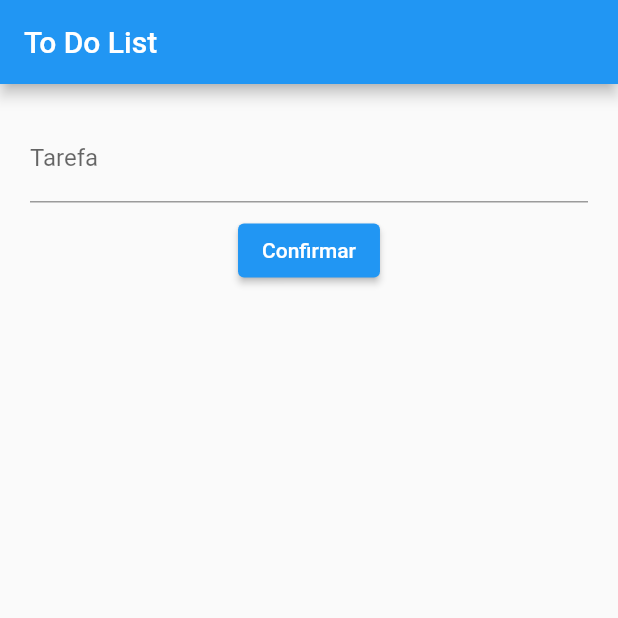
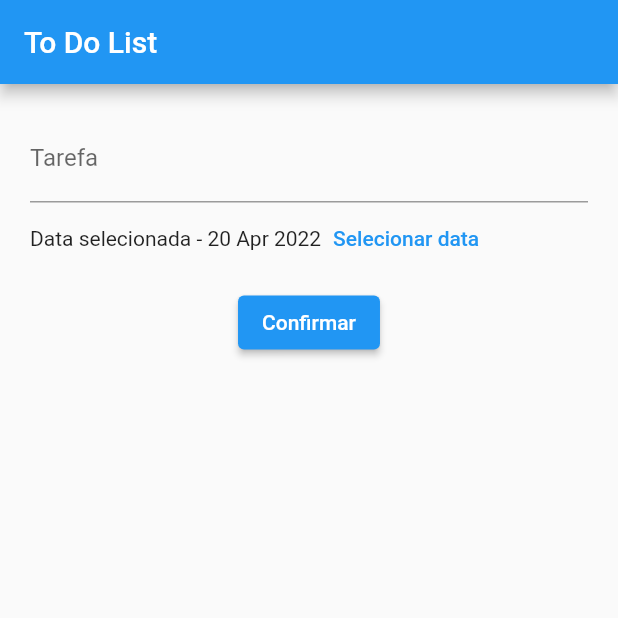
Before and after one commit to Clevinacio/dev-mobile, a Flutter app: the screen it shows after launch, after a tap on "Confirmar", on a phone screen of 412 x 824 dp, the top half of it. Run offline on Flutter 3.47's test engine with Material 2 defaults, Android fonts, the phone set to English and light mode, and no system bars.

Commit message:
Aula 5: - Cria componentes separados - Cria estado e funções delegadas

```diff
--- /dev/null
+++ b/tutorial_flutter/lib/components/TarefaForm.dart
@@ -0,0 +1,64 @@
+import 'package:flutter/material.dart';
+import 'package:intl/intl.dart';
+
+class TarefaForm extends StatefulWidget {
+  void Function(String, DateTime) onSubmit;
+
+  TarefaForm(this.onSubmit);
+
+  @override
+  State<StatefulWidget> createState() => _TarefaFormState();
+}
+
+class _TarefaFormState extends State<TarefaForm> {
+  final _tarefaController = TextEditingController();
+  DateTime _dataSelecionada = DateTime.now();
+
+  _submitForm() {
+    final titulo = _tarefaController.text;
+
+    if (titulo.isEmpty) {
+      return;
+    }
+
+    widget.onSubmit(titulo, _dataSelecionada);
+  }
+
+  _showDatePicker() {
+    showDatePicker(
+            context: context,
+            initialDate: DateTime.now(),
+            firstDate: DateTime.now(),
+            lastDate: DateTime(2023))
+        .then((pickedDate) {
+      setState(() {
+        _dataSelecionada = pickedDate!;
+      });
+    });
+  }
+
+  @override
+  Widget build(BuildContext context) {
+    return Column(children: <Widget>[
+      TextField(
+        controller: _tarefaController,
+        decoration: const InputDecoration(labelText: 'Tarefa'),
+      ),
+      Row(
+        children: [
+          Text(
+              'Data selecionada - ${DateFormat('d MMM y').format(_dataSelecionada)}'),
+          TextButton(onPressed: _showDatePicker, child: Text('Selecionar data'))
+        ],
+      ),
+      Padding(
+        padding: const EdgeInsets.all(8.0),
+        child: ElevatedButton(
+            onPressed: _submitForm, child: const Text('Confirmar')),
+      ),
+      const SizedBox(
+        height: 20,
+      )
+    ]);
+  }
+}
--- /dev/null
+++ b/tutorial_flutter/lib/components/TarefaLista.dart
@@ -0,0 +1,46 @@
+import 'package:flutter/material.dart';
+import 'package:intl/intl.dart';
+import 'package:tutorial_flutter/models/tarefa.dart';
+
+class TarefaLista extends StatelessWidget {
+  List<Tarefa> _tarefaLista;
+
+  TarefaLista(this._tarefaLista);
+
+  @override
+  Widget build(BuildContext context) {
+    return Container(
+        height: 300,
+        child: ListView.builder(
+          itemCount: _tarefaLista.length,
+          itemBuilder: (context, index) {
+            final tarefa = _tarefaLista[index];
+            return Card(
+              child: Row(
+                children: [
+                  Container(
+                      decoration: BoxDecoration(
+                        border: Border.all(
+                            width: 2,
+                            color: tarefa.data.day >= DateTime.now().day
+                                ? Theme.of(context).primaryColor
+                                : Theme.of(context).secondaryHeaderColor),
+                      ),
+                      margin: const EdgeInsets.symmetric(
+                        horizontal: 15,
+                        vertical: 10,
+                      ),
+                      padding: const EdgeInsets.all(10),
+                      child: Text(DateFormat('d MMM y').format(tarefa.data),
+                          style: TextStyle(
+                              color: tarefa.data.day >= DateTime.now().day
+                                  ? Theme.of(context).primaryColor
+                                  : Theme.of(context).secondaryHeaderColor))),
+                  Text(tarefa.titulo),
+                ],
+              ),
+            );
+          },
+        ));
+  }
+}
--- a/tutorial_flutter/lib/views/TodoListPage.dart
+++ b/tutorial_flutter/lib/views/TodoListPage.dart
@@ -1,7 +1,8 @@
 import 'dart:math';
 
 import 'package:flutter/material.dart';
-import 'package:intl/intl.dart';
+import 'package:tutorial_flutter/components/TarefaForm.dart';
+import 'package:tutorial_flutter/components/TarefaLista.dart';
 
 import 'package:tutorial_flutter/models/tarefa.dart';
 
@@ -13,7 +14,6 @@ class TodoListPage extends StatefulWidget {
 }
 
 class _TodoListPageState extends State<TodoListPage> {
-  final _tarefaController = TextEditingController();
   final List<Tarefa> _tarefas = [];
 
   @override
@@ -26,60 +26,9 @@ class _TodoListPageState extends State<TodoListPage> {
         padding: const EdgeInsets.all(20),
         child: Column(
           children: <Widget>[
-            TextField(
-              controller: _tarefaController,
-              decoration: const InputDecoration(labelText: 'Tarefa'),
-            ),
-            Padding(
-              padding: const EdgeInsets.all(8.0),
-              child: ElevatedButton(
-                  onPressed: _novaTarefa, child: const Text('Confirmar')),
-            ),
-            const SizedBox(
-              height: 20,
-            ),
+            TarefaForm(_novaTarefa),
             Column(
-              children: <Widget>[
-                SizedBox(
-                  height: 300,
-                  child: ListView.builder(
-                    itemCount: _tarefas.length,
-                    itemBuilder: (context, index) {
-                      final tarefa = _tarefas[index];
-                      return Card(
-                        child: Row(
-                          children: [
-                            Container(
-                                decoration: BoxDecoration(
-                                  border: Border.all(
-                                      width: 2,
-                                      color:
-                                          tarefa.data.day == DateTime.now().day
-                                              ? Theme.of(context).primaryColor
-                                              : Theme.of(context)
-                                                  .secondaryHeaderColor),
-                                ),
-                                margin: const EdgeInsets.symmetric(
-                                  horizontal: 15,
-                                  vertical: 10,
-                                ),
-                                padding: const EdgeInsets.all(10),
-                                child: Text(
-                                    DateFormat('d MMM y').format(tarefa.data),
-                                    style: TextStyle(
-                                        color: tarefa.data.day ==
-                                                DateTime.now().day
-                                            ? Theme.of(context).primaryColor
-                                            : Theme.of(context)
-                                                .secondaryHeaderColor))),
-                            Text(tarefa.titulo),
-                          ],
-                        ),
-                      );
-                    },
-                  ),
-                )
-              ],
+              children: <Widget>[TarefaLista(_tarefas)],
             )
           ],
         ),
@@ -87,17 +36,9 @@ class _TodoListPageState extends State<TodoListPage> {
     );
   }
 
-  void _novaTarefa() {
-    final titulo = _tarefaController.text;
-
-    if (titulo.isEmpty) {
-      return;
-    }
-
+  void _novaTarefa(String titulo, DateTime data) {
     Tarefa novaTarefa = Tarefa(
-        id: Random().nextInt(9999).toString(),
-        titulo: titulo,
-        data: DateTime.now());
+        id: Random().nextInt(9999).toString(), titulo: titulo, data: data);
 
     setState(() {
       _tarefas.add(novaTarefa);
```
